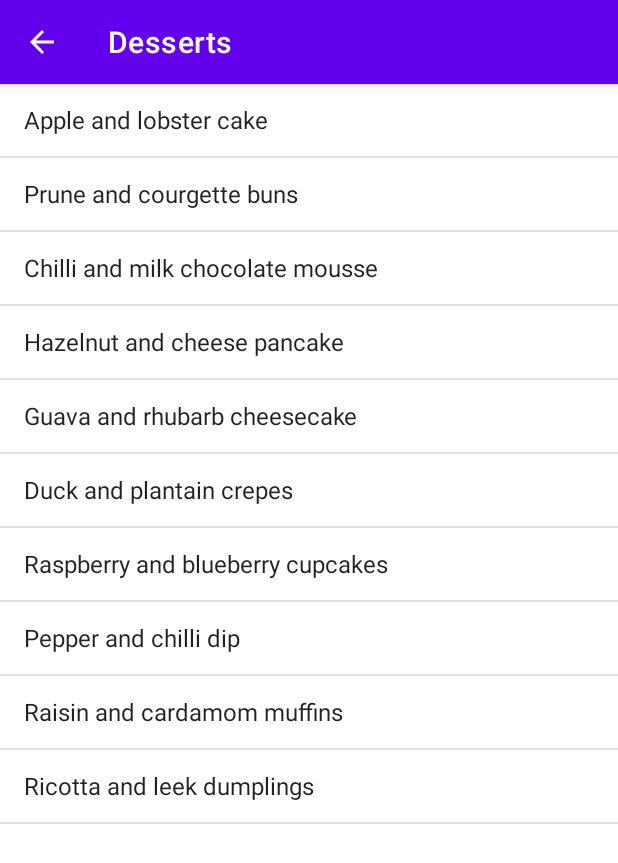
After one commit to FatemeFeraghi/restaurant-android-app, an Android app: the DessertsActivity screen opened directly, with no data from a screen before it, on a phone screen of 412 x 824 dp. The commit adds this screen. Shown: the top 863 px of the screen. Run offline under Robolectric (Android 15) with nearby library versions, the phone set to English and light mode, and no system bars.

Commit message:
Display all ListViews

```diff
--- a/app/src/main/AndroidManifest.xml
+++ b/app/src/main/AndroidManifest.xml
@@ -19,6 +19,11 @@
             android:name=".MainCoursesActivity"
             android:label="main Courses"
             android:parentActivityName=".MainActivity" />
+
+        <activity
+            android:name=".DessertsActivity"
+            android:label="Desserts"
+            android:parentActivityName=".MainActivity" />
         <activity
             android:name=".MainActivity"
             android:exported="true">
--- /dev/null
+++ b/app/src/main/java/com/fateme/restaurantdeveloper/DessertsActivity.java
@@ -0,0 +1,37 @@
+package com.fateme.restaurantdeveloper;
+
+import android.os.Bundle;
+import android.widget.ArrayAdapter;
+import android.widget.ListView;
+
+import androidx.annotation.Nullable;
+import androidx.appcompat.app.AppCompatActivity;
+
+public class DessertsActivity extends AppCompatActivity {
+
+    @Override
+    protected void onCreate(@Nullable Bundle savedInstanceState) {
+        super.onCreate(savedInstanceState);
+        setContentView(R.layout.activity_desserts);
+
+        ListView listViewDesserts = findViewById(R.id.list_view_desserts);
+
+        Dish[] desserts = {
+                new Dish("Apple and lobster cake", "Moist cake made with red apple and fresh lobster", 10),
+                new Dish("Prune and courgette buns", "Moist buns made with fresh prune and yellow courgette", 12),
+                new Dish("Chilli and milk chocolate mousse", "A creamy mousse made with habanero chilli and milk chocolate", 8),
+                new Dish("Hazelnut and cheese pancake", "Crispy pancake filled with hazelnut and creamy cheese", 15),
+                new Dish("Guava and rhubarb cheesecake", "A rich cheesecake layered with fresh guava and rhubarb", 10),
+                new Dish("Duck and plantain crepes", "Crispy crepes filled with duck and fresh plantain", 16),
+                new Dish("Raspberry and blueberry cupcakes", "Moist cupcakes made with fresh raspberry and blueberry", 12),
+                new Dish("Pepper and chilli dip", "A dip made from roasted pepper and habanero chilli", 15),
+                new Dish("Raisin and cardamom muffins", "Moist muffins made with fresh raisin and green cardamom", 18),
+                new Dish("Ricotta and leek dumplings", "Thin pastry cases stuffed with ricotta and frizzled leek", 15)
+        };
+
+
+        ArrayAdapter<Dish> dishesAdapter = new ArrayAdapter<>(this, android.R.layout.simple_list_item_1, desserts);
+
+        listViewDesserts.setAdapter(dishesAdapter);
+    }
+}
--- /dev/null
+++ b/app/src/main/res/layout/activity_desserts.xml
@@ -0,0 +1,8 @@
+<?xml version="1.0" encoding="utf-8"?>
+<ListView xmlns:android="http://schemas.android.com/apk/res/android"
+    android:orientation="vertical"
+    android:layout_width="match_parent"
+    android:layout_height="match_parent"
+    android:id="@+id/list_view_desserts">
+
+</ListView>
```
Also changed, not shown: app/src/main/java/com/fateme/restaurantdeveloper/MainActivity.java (+28 -2 lines), app/src/main/res/layout/activity_main.xml (+48 -5 lines), app/src/main/res/drawable-xxxhdpi/dessert.jpg (added).
